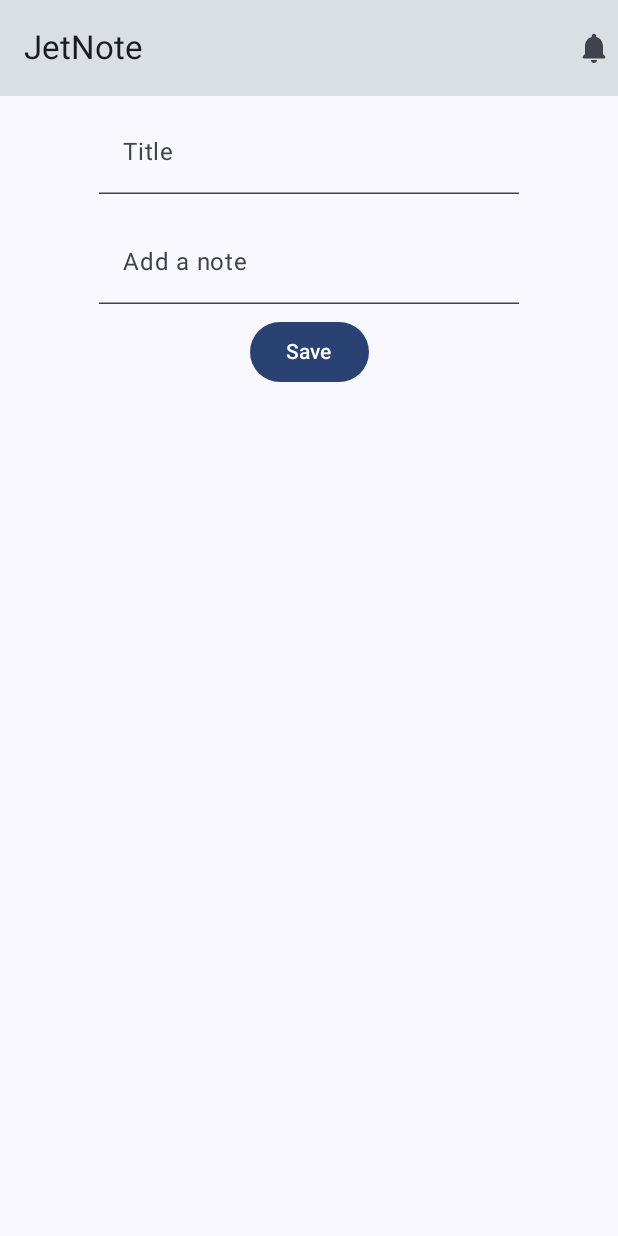
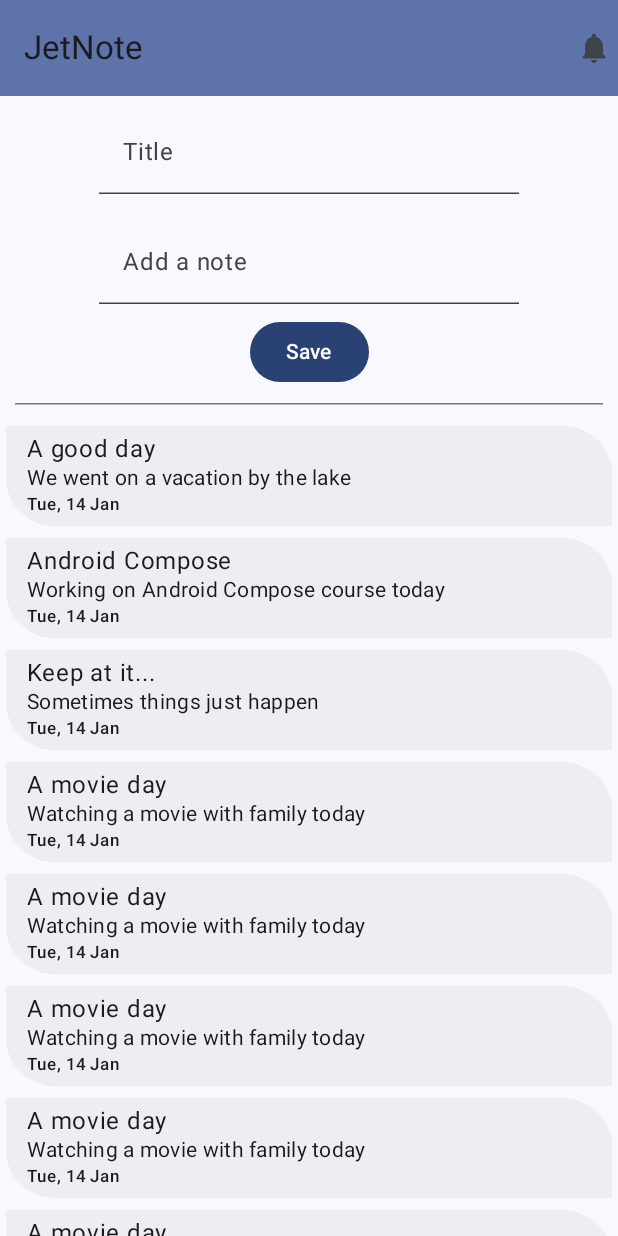
Before and after one commit to anshh-raj/JetNote, an Android app built with Jetpack Compose: the screen it shows after launch (MainActivity), on a phone screen of 412 x 824 dp. Run offline under Robolectric (Android 15) with nearby library versions, the phone set to English and light mode, and no system bars.

Commit message:
designed the app and added viewmodel

```diff
--- a/app/src/main/java/com/example/jetnote/MainActivity.kt
+++ b/app/src/main/java/com/example/jetnote/MainActivity.kt
@@ -4,9 +4,12 @@ import android.os.Bundle
 import androidx.activity.ComponentActivity
 import androidx.activity.compose.setContent
 import androidx.activity.enableEdgeToEdge
+import androidx.activity.viewModels
 import androidx.compose.runtime.Composable
 import androidx.compose.ui.tooling.preview.Preview
+import androidx.lifecycle.viewmodel.compose.viewModel
 import com.example.jetnote.screen.NoteScreen
+import com.example.jetnote.screen.NoteViewModel
 import com.example.jetnote.ui.theme.JetNoteTheme
 
 class MainActivity : ComponentActivity() {
@@ -15,7 +18,8 @@ class MainActivity : ComponentActivity() {
         enableEdgeToEdge()
         setContent {
             MyApp {
-                NoteScreen()
+                val noteViewModel: NoteViewModel by viewModels()
+                NotesApp(noteViewModel)
             }
         }
     }
@@ -28,6 +32,25 @@ fun MyApp(content: @Composable () -> Unit){
     }
 }
 
+@Composable
+fun NotesApp(noteViewModel: NoteViewModel = viewModel()){
+
+//    val notes = remember {
+//        mutableStateListOf<Note>()
+//    }
+
+    val notesList = noteViewModel.getAllNotes()
+    NoteScreen(
+        notes = notesList,
+        onAddNote = {
+            noteViewModel.addNote(it)
+        },
+        onRemoveNote = {
+            noteViewModel.removeNote(it)
+        }
+    )
+}
+
 
 @Preview(showBackground = true)
 @Composable
--- /dev/null
+++ b/app/src/main/java/com/example/jetnote/data/NoteData.kt
@@ -0,0 +1,23 @@
+package com.example.jetnote.data
+
+import com.example.jetnote.model.Note
+
+class NoteDataSource {
+
+    fun loadNotes(): List<Note> {
+        return listOf(
+
+            Note(title = "A good day", description = "We went on a vacation by the lake"),
+            Note(title = "Android Compose", description = "Working on Android Compose course today"),
+            Note(title = "Keep at it...", description = "Sometimes things just happen"),
+            Note(title = "A movie day", description = "Watching a movie with family today"),
+            Note(title = "A movie day", description = "Watching a movie with family today"),
+            Note(title = "A movie day", description = "Watching a movie with family today"),
+            Note(title = "A movie day", description = "Watching a movie with family today"),
+            Note(title = "A movie day", description = "Watching a movie with family today"),
+            Note(title = "A movie day", description = "Watching a movie with family today"),
+            Note(title = "A movie day", description = "Watching a movie with family")
+
+        )
+    }
+}
--- /dev/null
+++ b/app/src/main/java/com/example/jetnote/model/Note.kt
@@ -0,0 +1,11 @@
+package com.example.jetnote.model
+
+import java.time.LocalDateTime
+import java.util.UUID
+
+data class Note(
+    val id: UUID = UUID.randomUUID(),
+    val title: String,
+    val description: String,
+    val entryDate: LocalDateTime = LocalDateTime.now()
+)
--- a/app/src/main/java/com/example/jetnote/screen/NoteScreen.kt
+++ b/app/src/main/java/com/example/jetnote/screen/NoteScreen.kt
@@ -1,14 +1,22 @@
 package com.example.jetnote.screen
 
+import android.widget.Toast
+import androidx.compose.foundation.clickable
 import androidx.compose.foundation.layout.Column
 import androidx.compose.foundation.layout.fillMaxSize
 import androidx.compose.foundation.layout.fillMaxWidth
 import androidx.compose.foundation.layout.padding
+import androidx.compose.foundation.lazy.LazyColumn
+import androidx.compose.foundation.lazy.items
+import androidx.compose.foundation.shape.RoundedCornerShape
 import androidx.compose.material.icons.Icons
 import androidx.compose.material.icons.rounded.Notifications
 import androidx.compose.material3.ExperimentalMaterial3Api
+import androidx.compose.material3.HorizontalDivider
 import androidx.compose.material3.Icon
+import androidx.compose.material3.MaterialTheme
 import androidx.compose.material3.Scaffold
+import androidx.compose.material3.Surface
 import androidx.compose.material3.Text
 import androidx.compose.material3.TopAppBar
 import androidx.compose.material3.TopAppBarDefaults
@@ -19,23 +27,32 @@ import androidx.compose.runtime.remember
 import androidx.compose.runtime.setValue
 import androidx.compose.ui.Alignment
 import androidx.compose.ui.Modifier
-import androidx.compose.ui.graphics.Color
+import androidx.compose.ui.draw.clip
+import androidx.compose.ui.platform.LocalContext
 import androidx.compose.ui.res.stringResource
 import androidx.compose.ui.tooling.preview.Preview
 import androidx.compose.ui.unit.dp
 import com.example.jetnote.R
 import com.example.jetnote.components.NoteButton
 import com.example.jetnote.components.NoteInputText
+import com.example.jetnote.model.Note
+import java.time.format.DateTimeFormatter
 
 @OptIn(ExperimentalMaterial3Api::class)
 @Composable
-fun NoteScreen(){
+fun NoteScreen(
+    notes: List<Note>,
+    onAddNote: (Note)-> Unit,
+    onRemoveNote: (Note)-> Unit,
+){
     var title by remember {
         mutableStateOf("")
     }
     var description by remember {
         mutableStateOf("")
     }
+    val context = LocalContext.current
+
     Scaffold(
         modifier = Modifier
             .fillMaxSize(),
@@ -53,7 +70,7 @@ fun NoteScreen(){
                     )
                 },
                 colors = TopAppBarDefaults.topAppBarColors(
-                    containerColor = Color(0xFFDADFE3)
+                    containerColor = MaterialTheme.colorScheme.primaryContainer
                 )
             )
         }
@@ -61,7 +78,10 @@ fun NoteScreen(){
         Column(
             modifier = Modifier
                 .padding(innerPadding)
-                .fillMaxWidth(),
+                .fillMaxSize()
+        ) {
+            Column(
+                modifier = Modifier.fillMaxWidth(),
                 horizontalAlignment = Alignment.CenterHorizontally
             ) {
                 NoteInputText(
@@ -88,15 +108,81 @@ fun NoteScreen(){
                 NoteButton(
                     text = "Save",
                     onClick = {
-
+                        if(title.isNotEmpty() && description.isNotEmpty()){
+                            onAddNote(
+                                Note(
+                                    title = title,
+                                    description = description
+                                )
+                            )
+                            title = ""
+                            description = ""
+                            Toast.makeText(context, "Note Added", Toast.LENGTH_SHORT).show()
+                        }
                     }
                 )
             }
+
+            HorizontalDivider(modifier = Modifier.padding(10.dp))
+            LazyColumn{
+                items(notes){note ->
+                    NoteRow(
+                        note = note
+                    ) {
+                        onRemoveNote(it)
+                        Toast.makeText(context, "Note Deleted", Toast.LENGTH_SHORT).show()
                     }
+                }
+            }
+        }
+    }
+}
+
+@Composable
+fun NoteRow(
+    modifier: Modifier = Modifier,
+    note: Note,
+    onNoteClicked: (Note)-> Unit
+){
+    Surface(
+        modifier = modifier
+            .fillMaxWidth()
+            .padding(4.dp)
+            .clip(RoundedCornerShape(topEnd = 33.dp, bottomStart = 33.dp)),
+        color = MaterialTheme.colorScheme.surfaceContainer,
+        shadowElevation = 6.dp
+    ) {
+        Column(
+            modifier = Modifier
+                .clickable {
+                    onNoteClicked(note)
+                }
+                .padding(horizontal = 14.dp, vertical = 6.dp),
+            horizontalAlignment = Alignment.Start
+        ) {
+            Text(
+                note.title,
+                style = MaterialTheme.typography.bodyLarge
+            )
+            Text(
+                note.description,
+                style = MaterialTheme.typography.bodyMedium
+            )
+            Text(
+                note.entryDate.format(DateTimeFormatter.ofPattern("EEE, d MMM")),
+                style = MaterialTheme.typography.labelSmall
+            )
+        }
+    }
+
 }
 
 @Preview(showBackground = true)
 @Composable
 fun NotesScreenPreview(){
-    NoteScreen()
+    NoteScreen(
+        notes = emptyList(),
+        onRemoveNote = {},
+        onAddNote = {}
+    )
 }
--- /dev/null
+++ b/app/src/main/java/com/example/jetnote/screen/NoteViewModel.kt
@@ -0,0 +1,27 @@
+package com.example.jetnote.screen
+
+import androidx.compose.runtime.mutableStateListOf
+import androidx.lifecycle.ViewModel
+import com.example.jetnote.data.NoteDataSource
+import com.example.jetnote.model.Note
+
+class NoteViewModel:ViewModel() {
+
+    private var noteList = mutableStateListOf<Note>()
+
+    init {
+        noteList.addAll(NoteDataSource().loadNotes())
+    }
+
+    fun addNote(note:Note){
+        noteList.add(note)
+    }
+
+    fun removeNote(note: Note){
+        noteList.remove(note)
+    }
+
+    fun getAllNotes(): List<Note>{
+        return noteList
+    }
+}
--- a/gradle/libs.versions.toml
+++ b/gradle/libs.versions.toml
@@ -1,5 +1,6 @@
 [versions]
 agp = "8.8.0"
+desugar_jdk_libs = "2.1.4"
 kotlin = "2.0.0"
 coreKtx = "1.15.0"
 junit = "4.13.2"
@@ -11,6 +12,7 @@ composeBom = "2024.04.01"
 
 [libraries]
 androidx-core-ktx = { group = "androidx.core", name = "core-ktx", version.ref = "coreKtx" }
+desugar_jdk_libs = { module = "com.android.tools:desugar_jdk_libs", version.ref = "desugar_jdk_libs" }
 junit = { group = "junit", name = "junit", version.ref = "junit" }
 androidx-junit = { group = "androidx.test.ext", name = "junit", version.ref = "junitVersion" }
 androidx-espresso-core = { group = "androidx.test.espresso", name = "espresso-core", version.ref = "espressoCore" }
```
Also changed, not shown: app/build.gradle.kts (+13 -0 lines). Lines whose indentation alone changed are shown as unchanged.
